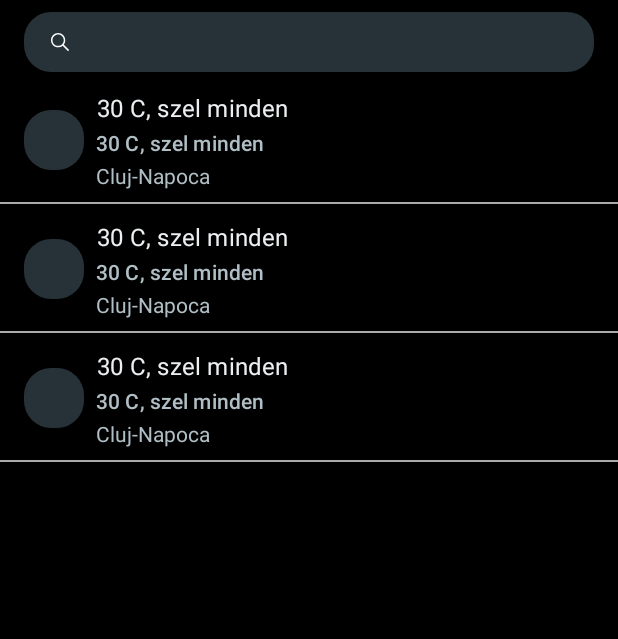
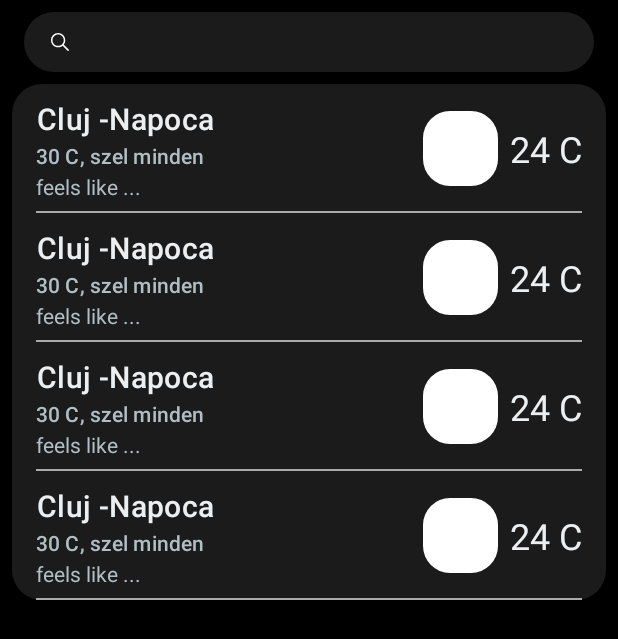
Before and after one commit to akoszsebe/WeatherApp, an Android app: the layout fragment_locations.xml on its own in the app's theme, with its tools: preview values and no code run, on a phone screen of 412 x 824 dp. Shown: the top 639 px of the screen. Run offline under Robolectric (Android 15) with nearby library versions, the phone set to English and light mode, and no system bars; network calls fail.

```diff
--- a/app/src/main/java/com/example/weatherapp/viewmodels/LocationListViewModel.kt
+++ b/app/src/main/java/com/example/weatherapp/viewmodels/LocationListViewModel.kt
@@ -11,7 +11,7 @@ import io.reactivex.schedulers.Schedulers
 class LocationListViewModel internal constructor(
     private val weatherRepository: WeatherRepository
 ) : ViewModel() {
-    lateinit var list: List<LocationWithWeather>
+    var list: List<LocationWithWeather> = listOf()
 
     fun getFavoriteLocationsWeather(): Single<List<LocationWithWeather>> {
         return weatherRepository.getWeatherForLocations(
--- a/app/src/main/res/drawable/ic_search_24.xml
+++ b/app/src/main/res/drawable/ic_search_24.xml
@@ -1,6 +1,6 @@
 <vector xmlns:android="http://schemas.android.com/apk/res/android"
-    android:width="24dp"
-    android:height="24dp"
+    android:width="20dp"
+    android:height="20dp"
     android:viewportWidth="511.999"
     android:viewportHeight="511.999">
     <path
--- a/app/src/main/res/drawable/tab_layout_background.xml
+++ b/app/src/main/res/drawable/rearch_bacgound.xml
@@ -4,7 +4,7 @@
 
     <!-- radius should be half of the desired TabLayout height -->
     <corners
-        android:radius="18dp"/>
+        android:radius="20dp"/>
 
     <!-- TabLayout background color -->
     <solid
--- /dev/null
+++ b/app/src/main/res/drawable/vertical_divider.xml
@@ -0,0 +1,5 @@
+<?xml version="1.0" encoding="utf-8"?>
+<shape xmlns:android="http://schemas.android.com/apk/res/android" >
+    <size android:height="2dp" />
+    <solid android:color="@color/weather_gray_200" />
+</shape>
--- /dev/null
+++ b/app/src/main/res/drawable/weather_list_background.xml
@@ -0,0 +1,13 @@
+<?xml version="1.0" encoding="utf-8"?>
+<shape xmlns:android="http://schemas.android.com/apk/res/android"
+    android:shape="rectangle">
+
+    <!-- radius should be half of the desired TabLayout height -->
+    <corners
+        android:radius="20dp"/>
+
+    <!-- TabLayout background color -->
+    <solid
+        android:color="@color/weather_gray_900"/>
+
+</shape>
--- a/app/src/main/res/layout/fragment_locations.xml
+++ b/app/src/main/res/layout/fragment_locations.xml
@@ -13,17 +13,19 @@
 
     <FrameLayout
         android:layout_width="match_parent"
-        android:layout_height="wrap_content">
+        android:layout_height="match_parent">
 
         <androidx.appcompat.widget.SearchView
             android:id="@+id/searchView"
             style="@style/SearchViewStyle.Weather"
             android:layout_width="match_parent"
             android:layout_height="40dp"
+            android:layout_gravity="end"
+            android:elevation="10dp"
             android:layout_marginStart="@dimen/margin_normal"
             android:layout_marginTop="@dimen/margin_small"
             android:layout_marginEnd="@dimen/margin_normal"
-            android:background="@drawable/tab_layout_background"
+            android:background="@drawable/rearch_bacgound"
             android:clickable="true"
             android:focusable="true"
             app:isGone="@{!hasLocations}" />
@@ -31,18 +33,27 @@
         <androidx.swiperefreshlayout.widget.SwipeRefreshLayout
             android:id="@+id/locations_list_refresh"
             android:layout_width="match_parent"
-            android:layout_height="match_parent"
-            android:layout_marginTop="50dp"
-            android:clipToPadding="false">
+            android:layout_height="wrap_content"
+            android:layout_marginLeft="@dimen/margin_small"
+            android:layout_marginTop="56dp"
+            android:layout_marginRight="@dimen/margin_small"
+            android:clipToPadding="true">
 
-            <androidx.recyclerview.widget.RecyclerView
-                android:id="@+id/locations_list"
+            <androidx.core.widget.NestedScrollView
                 android:layout_width="match_parent"
-                android:layout_height="match_parent"
-                android:clipToPadding="false"
-                app:isGone="@{!hasLocations}"
-                app:layoutManager="androidx.recyclerview.widget.LinearLayoutManager"
-                tools:listitem="@layout/list_item_weather_locations" />
+                android:layout_height="match_parent">
+
+                <androidx.recyclerview.widget.RecyclerView
+                    android:id="@+id/locations_list"
+                    android:layout_width="match_parent"
+                    android:layout_height="wrap_content"
+                    android:background="@drawable/weather_list_background"
+                    android:nestedScrollingEnabled="false"
+                    app:isGone="@{!hasLocations}"
+                    app:layoutManager="androidx.recyclerview.widget.LinearLayoutManager"
+                    tools:itemCount="4"
+                    tools:listitem="@layout/list_item_weather_locations" />
+            </androidx.core.widget.NestedScrollView>
         </androidx.swiperefreshlayout.widget.SwipeRefreshLayout>
 
         <LinearLayout
--- a/app/src/main/res/layout/fragment_view_pager.xml
+++ b/app/src/main/res/layout/fragment_view_pager.xml
@@ -79,7 +79,7 @@
                 android:layout_marginStart="8dp"
                 app:tabMode="scrollable"
                 app:tabSelectedTextColor="@color/weather_white"
-                app:tabTextColor="@color/weather_gray_900"
+                app:tabTextColor="@color/weather_gray_300"
                 app:tabPaddingEnd="16dp"
                 app:tabIndicatorGravity="bottom"
                 app:tabIndicatorFullWidth="false"
@@ -96,7 +96,7 @@
             android:layout_height="wrap_content"
             android:layout_gravity="bottom|end"
             android:layout_margin="@dimen/margin_normal"
-            android:backgroundTint="?attr/colorAccent"
+            app:backgroundTint="@color/weather_indigo_500"
             android:foreground="@drawable/ic_search_24"
             android:foregroundGravity="center" />
 
--- a/app/src/main/res/layout/list_item_weather_locations.xml
+++ b/app/src/main/res/layout/list_item_weather_locations.xml
@@ -10,9 +10,14 @@
         <variable
             name="location"
             type="com.example.weatherapp.data.model.LocationWithWeather"/>
+        <variable
+            name="hasDivider"
+            type="boolean" />
     </data>
 
     <androidx.constraintlayout.widget.ConstraintLayout
+        android:id="@+id/itemView"
+        android:background="?android:attr/selectableItemBackground"
         android:layout_width="match_parent"
         android:layout_height="86dp">
 
@@ -20,41 +25,57 @@
             android:id="@+id/plant_name"
             android:layout_width="wrap_content"
             android:layout_height="wrap_content"
-            android:layout_marginStart="@dimen/margin_small"
+            android:layout_marginStart="@dimen/margin_normal"
             android:layout_marginTop="@dimen/margin_small"
             android:gravity="center_horizontal"
-            android:text="@{String.format(@string/temptemplate,location.main.temp-272.15,location.weather[0].description)}"
+            android:text="@{location.name}"
             android:textColor="@color/weather_gray_50"
-            android:textAppearance="@style/TextAppearance.MaterialComponents.Subtitle1"
+            android:textAppearance="@style/TextAppearance.MaterialComponents.Headline6"
             app:layout_constraintBottom_toTopOf="@+id/plant_name1"
-            app:layout_constraintStart_toEndOf="@+id/imageView"
+            app:layout_constraintStart_toStartOf="parent"
             app:layout_constraintTop_toTopOf="parent"
-            tools:text="30 C, szel minden" />
+            tools:text="Cluj -Napoca" />
 
         <TextView
             android:id="@+id/plant_name1"
             android:layout_width="wrap_content"
             android:layout_height="wrap_content"
-            android:layout_marginStart="@dimen/margin_small"
+            android:layout_marginStart="@dimen/margin_normal"
             android:gravity="center_horizontal"
-            android:text="@{String.format(@string/filslike,location.main.feelsLike-272.15)}"
+            android:text="@{String.format(@string/temptemplate,location.weather[0].description)}"
             android:textColor="@color/weather_gray_200"
             android:textAppearance="@style/TextAppearance.MaterialComponents.Subtitle2"
             app:layout_constraintTop_toBottomOf="@+id/plant_name"
-            app:layout_constraintStart_toEndOf="@+id/imageView"
+            app:layout_constraintStart_toStartOf="parent"
             app:layout_constraintBottom_toTopOf="@+id/textView"
             tools:text="30 C, szel minden" />
 
         <ImageView
             android:id="@+id/imageView"
-            android:layout_width="40dp"
-            android:layout_height="40dp"
-            android:layout_marginStart="16dp"
+            android:layout_width="50dp"
+            android:layout_height="50dp"
+            android:layout_marginEnd="@dimen/margin_small"
             app:layout_constraintBottom_toBottomOf="parent"
-            app:layout_constraintStart_toStartOf="parent"
+            app:layout_constraintEnd_toStartOf="@+id/temp"
             app:layout_constraintTop_toTopOf="parent"
-            app:srcCompat="@drawable/tab_layout_background"
+            app:srcCompat="@drawable/tab_background_selected"
             app:weatherImage="@{location.weather[0].icon}" />
+
+        <TextView
+            android:id="@+id/temp"
+            android:layout_width="wrap_content"
+            android:layout_height="wrap_content"
+            android:layout_marginTop="@dimen/margin_small"
+            android:layout_marginBottom="@dimen/margin_small"
+            android:layout_marginEnd="@dimen/margin_normal"
+            android:gravity="center_horizontal"
+            android:text="@{String.format(@string/onlytemptemplate,location.main.temp-272.15)}"
+            android:textColor="@color/weather_gray_50"
+            android:textAppearance="@style/TextAppearance.MaterialComponents.Headline5"
+            app:layout_constraintBottom_toBottomOf="parent"
+            app:layout_constraintEnd_toEndOf="parent"
+            app:layout_constraintTop_toTopOf="parent"
+            tools:text="24 C" />
 
         <TextView
             android:id="@+id/textView"
@@ -62,14 +83,17 @@
             android:layout_height="wrap_content"
             android:layout_marginTop="@dimen/margin_small"
             android:layout_marginBottom="@dimen/margin_small"
-            android:text="@{location.name}"
+            android:text="@{String.format(@string/filslike,location.main.feelsLike-272.15)}"
             android:textColor="@color/weather_gray_200"
-            app:layout_constraintBottom_toTopOf="@+id/dividerView"
+            app:layout_constraintBottom_toBottomOf="parent"
             app:layout_constraintStart_toStartOf="@+id/plant_name"
-            tools:text="Cluj-Napoca" />
+            tools:text="feels like ..." />
 
         <View
             android:id="@+id/dividerView"
+            app:isGone="@{!hasDivider}"
+            android:layout_marginStart="@dimen/margin_normal"
+            android:layout_marginEnd="@dimen/margin_normal"
             android:layout_width="match_parent"
             android:layout_height="1dp"
             android:background="@android:color/darker_gray"
--- a/app/src/main/res/values/colors.xml
+++ b/app/src/main/res/values/colors.xml
@@ -6,8 +6,8 @@
     <color name="weather_gray_300">#90a4ae</color>
     <color name="weather_gray_500">#607d8b</color>
     <color name="weather_gray_800">#37474f</color>
-    <color name="weather_gray_900">#263238</color>
+    <color name="weather_gray_900">#1b1b1b</color>
     <color name="weather_white">#deffffff</color>
-    <color name="weather_indigo_500">#ab47bc</color>
+    <color name="weather_indigo_500">#ff8a50</color>
     <color name="weather_red">#e57373</color>
 </resources>
--- a/app/src/main/res/values/strings.xml
+++ b/app/src/main/res/values/strings.xml
@@ -7,7 +7,8 @@
 
     <string name="current_location">Current Location</string>
     <string name="no_data">No data</string>
-    <string name="temptemplate">%.1f °C, %s</string>
+    <string name="temptemplate">%s</string>
     <string name="search_hint">Search..</string>
     <string name="filslike">feels like %.0f °C</string>
+    <string name="onlytemptemplate">%.0f °C</string>
 </resources>
--- a/app/src/main/res/values/styles.xml
+++ b/app/src/main/res/values/styles.xml
@@ -24,7 +24,7 @@
     <style name="Theme.Weather.AppBarOverlay" parent="ThemeOverlay.MaterialComponents.Dark.ActionBar"/>
 
     <style name="TextAppearance.Weather.Toolbar.Text" parent="TextAppearance.MaterialComponents.Headline5" >
-        <item name="android:textColor">?attr/colorOnSurface</item>
+        <item name="android:textColor">@color/weather_gray_300</item>
     </style>
 
     <style name="TabTextAppearance.Weather" parent="TextAppearance.Design.Tab">
```
Also changed, not shown: app/src/main/java/com/example/weatherapp/LocationsFragment.kt (+2 -5 lines), app/src/main/java/com/example/weatherapp/WeatherDetailFragment.kt (added, +17 -0 lines), app/src/main/java/com/example/weatherapp/adapters/LocationAdapter.kt (+6 -4 lines), app/src/main/java/com/example/weatherapp/utils/InjectorUtils.kt (+11 -0 lines), app/src/main/java/com/example/weatherapp/viewmodels/WeatherDetailsViewModel.kt (added, +9 -0 lines), app/src/main/java/com/example/weatherapp/viewmodels/WeatherDetailsViewModelFactory.kt (added, +17 -0 lines), app/src/main/res/layout/fragment_weather_detailes.xml (added, +21 -0 lines), app/src/main/res/navigation/nav_weather.xml (+8 -10 lines).
